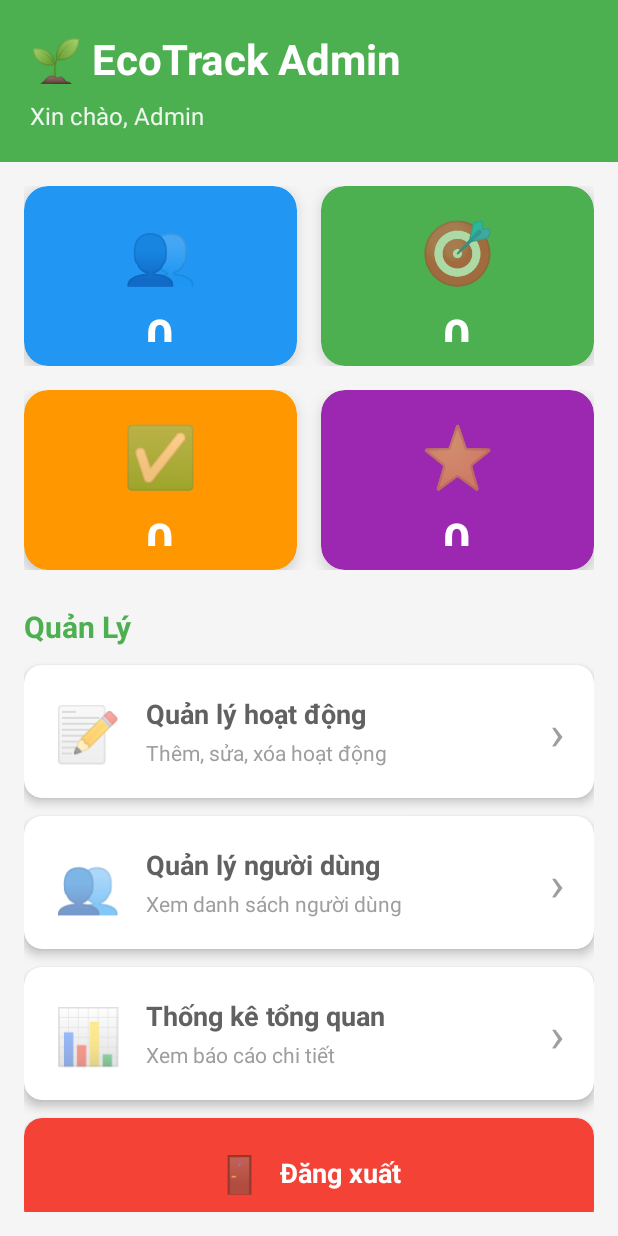
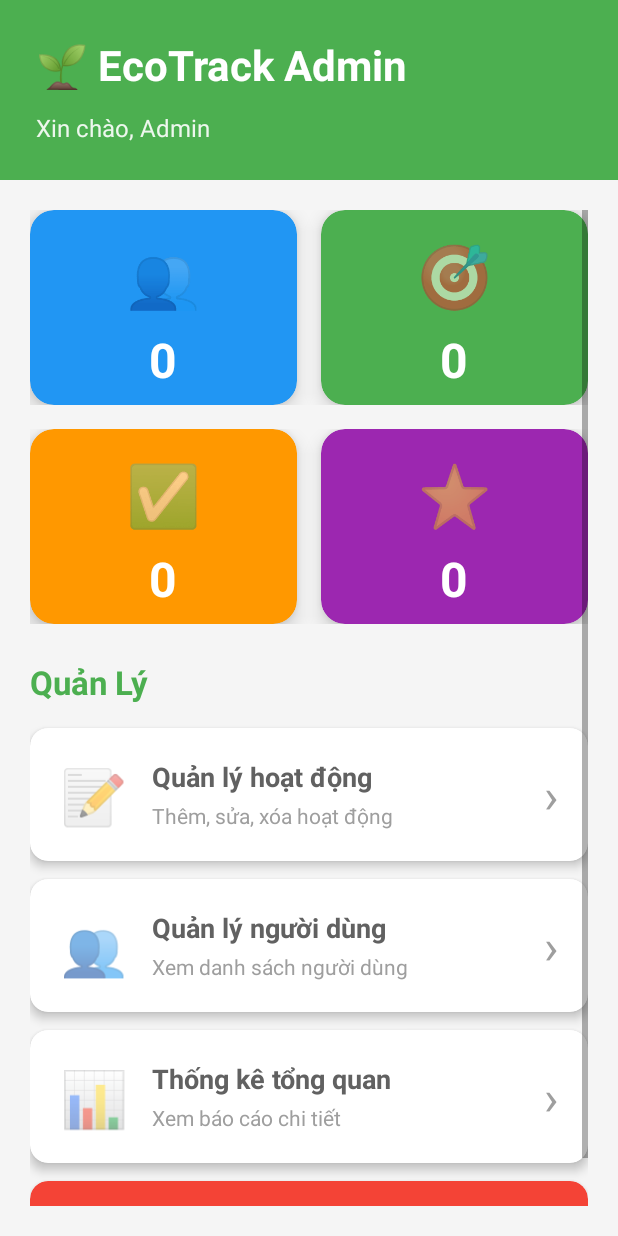
Before and after one commit to AnhVusieudeptrai/Git-Team_DTDD, an Android app: the layout activity_admin.xml on its own in the app's theme, with its tools: preview values and no code run, on a phone screen of 412 x 824 dp. Run offline under Robolectric (Android 15) with nearby library versions, the phone set to English and light mode, and no system bars.

Commit message:
update ui activity admin - can chinh kich thuoc phu hop

```diff
--- a/App_Ecotrack/app/src/main/res/layout/activity_admin.xml
+++ b/App_Ecotrack/app/src/main/res/layout/activity_admin.xml
@@ -12,7 +12,7 @@
         android:layout_height="wrap_content"
         android:orientation="vertical"
         android:background="@color/green_primary"
-        android:padding="20dp">
+        android:padding="24dp">
 
         <TextView
             android:layout_width="wrap_content"
@@ -21,7 +21,7 @@
             android:textSize="28sp"
             android:textStyle="bold"
             android:textColor="@color/white"
-            android:layout_marginBottom="8dp"/>
+            android:layout_marginBottom="12dp"/>
 
         <TextView
             android:id="@+id/tvAdminName"
@@ -36,7 +36,7 @@
     <ScrollView
         android:layout_width="match_parent"
         android:layout_height="match_parent"
-        android:padding="16dp">
+        android:padding="20dp">
 
         <LinearLayout
             android:layout_width="match_parent"
@@ -52,11 +52,11 @@
 
                 <com.google.android.material.card.MaterialCardView
                     android:layout_width="0dp"
-                    android:layout_height="120dp"
+                    android:layout_height="130dp"
                     android:layout_weight="1"
                     android:layout_marginEnd="8dp"
                     app:cardCornerRadius="16dp"
-                    app:cardElevation="6dp"
+                    app:cardElevation="8dp"
                     app:cardBackgroundColor="@color/blue">
 
                     <LinearLayout
@@ -94,11 +94,11 @@
 
                 <com.google.android.material.card.MaterialCardView
                     android:layout_width="0dp"
-                    android:layout_height="120dp"
+                    android:layout_height="130dp"
                     android:layout_weight="1"
                     android:layout_marginStart="8dp"
                     app:cardCornerRadius="16dp"
-                    app:cardElevation="6dp"
+                    app:cardElevation="8dp"
                     app:cardBackgroundColor="@color/green_primary">
 
                     <LinearLayout
@@ -143,11 +143,11 @@
 
                 <com.google.android.material.card.MaterialCardView
                     android:layout_width="0dp"
-                    android:layout_height="120dp"
+                    android:layout_height="130dp"
                     android:layout_weight="1"
                     android:layout_marginEnd="8dp"
                     app:cardCornerRadius="16dp"
-                    app:cardElevation="6dp"
+                    app:cardElevation="8dp"
                     app:cardBackgroundColor="@color/orange">
 
                     <LinearLayout
@@ -185,11 +185,11 @@
 
                 <com.google.android.material.card.MaterialCardView
                     android:layout_width="0dp"
-                    android:layout_height="120dp"
+                    android:layout_height="130dp"
                     android:layout_weight="1"
                     android:layout_marginStart="8dp"
                     app:cardCornerRadius="16dp"
-                    app:cardElevation="6dp"
+                    app:cardElevation="8dp"
                     app:cardBackgroundColor="#9C27B0">
 
                     <LinearLayout
@@ -231,10 +231,10 @@
                 android:layout_width="wrap_content"
                 android:layout_height="wrap_content"
                 android:text="Quản Lý"
-                android:textSize="20sp"
+                android:textSize="22sp"
                 android:textStyle="bold"
                 android:textColor="@color/green_primary"
-                android:layout_marginBottom="12dp"/>
+                android:layout_marginBottom="16dp"/>
 
             <androidx.cardview.widget.CardView
                 android:id="@+id/cardManageActivities"
```
